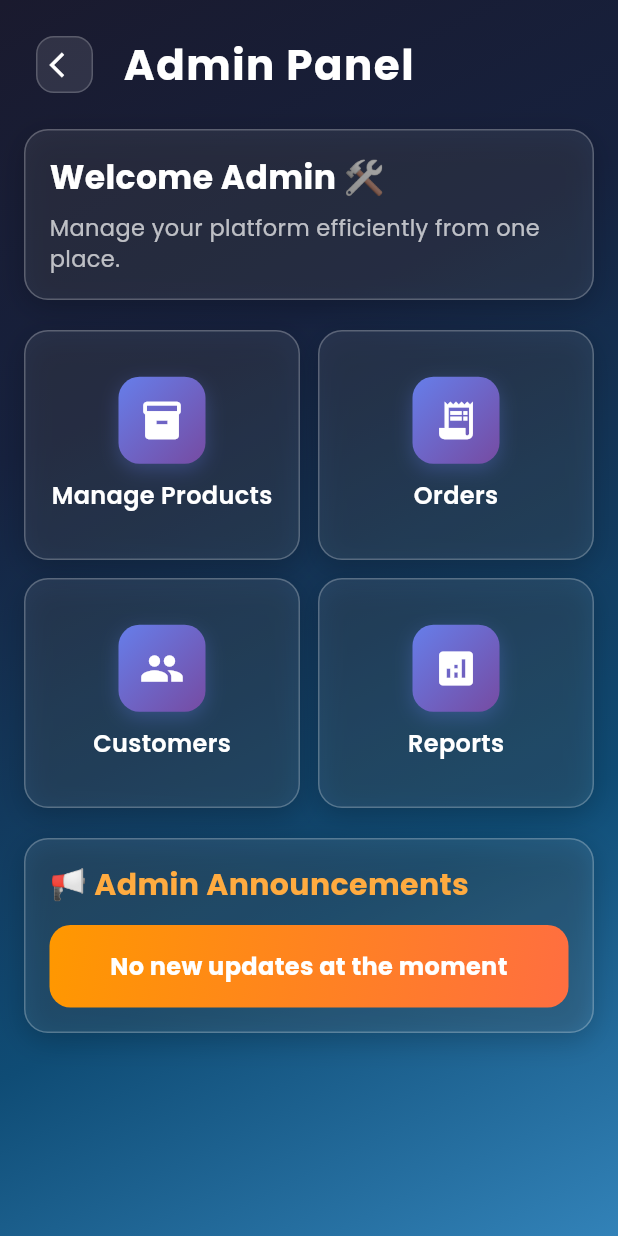
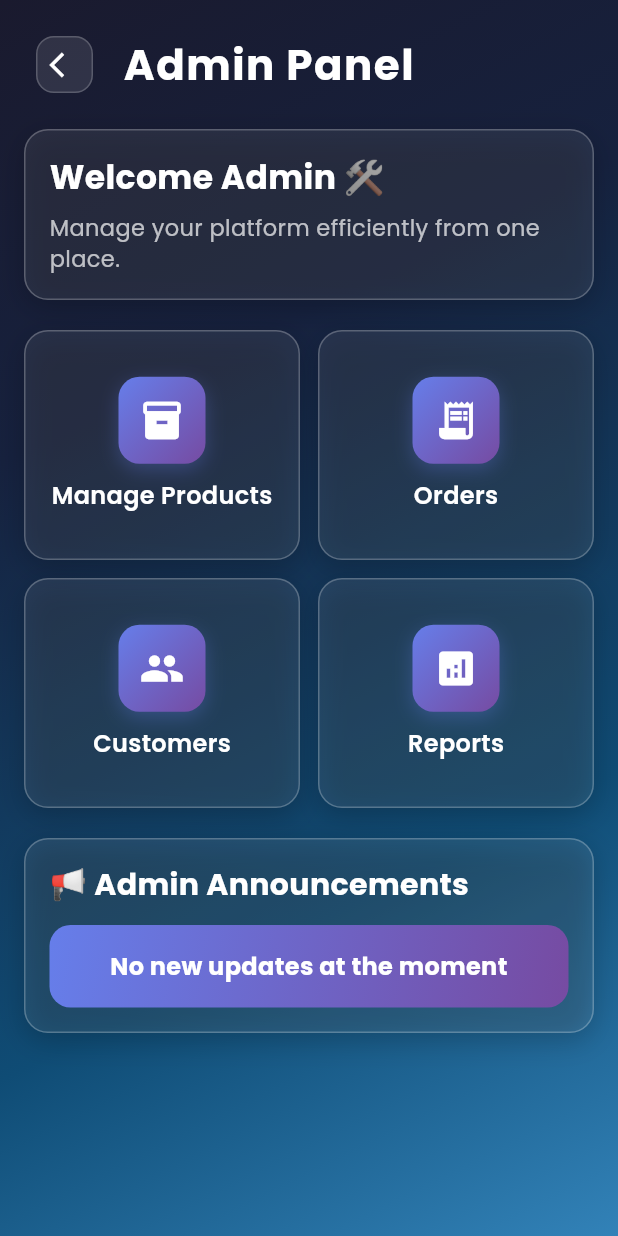
Before and after one commit to Taha1707/AspireEdge, a Flutter app: the AdminHomePage screen opened directly, on a phone screen of 412 x 824 dp. Run offline on Flutter 3.47's test engine with Material 3 defaults, Android fonts, the phone set to English and light mode, and no system bars; our stand-ins replace cloud_firestore, firebase_auth, firebase_core, flutter_staggered_animations, google_fonts; accounts and stored records are empty.

Commit message:
added admin homepage

```diff
--- a/lib/admin/admin_home.dart
+++ b/lib/admin/admin_home.dart
@@ -208,7 +208,7 @@ class _AdminHomePageState extends State<AdminHomePage> {
             style: GoogleFonts.poppins(
               fontSize: 20,
               fontWeight: FontWeight.bold,
-              color: Colors.orangeAccent,
+              color: Colors.white,
             ),
           ),
           const SizedBox(height: 12),
@@ -217,7 +217,7 @@ class _AdminHomePageState extends State<AdminHomePage> {
             padding: const EdgeInsets.all(16),
             decoration: BoxDecoration(
               gradient: const LinearGradient(
-                colors: [Colors.orange, Colors.deepOrangeAccent],
+                colors: [Color(0xFF667EEA), Color(0xFF764BA2)],
                 begin: Alignment.topLeft,
                 end: Alignment.bottomRight,
               ),
--- a/lib/pages/launching_page.dart
+++ b/lib/pages/launching_page.dart
@@ -1,4 +1,5 @@
 import 'package:flutter/material.dart';
+import '../services/auth&role_check_page.dart';
 import 'login_page.dart'; // <-- make sure this import path matches your project
 
 class SplashScreen extends StatefulWidget {
@@ -30,7 +31,7 @@ class _SplashScreenState extends State<SplashScreen>
     Future.delayed(const Duration(seconds: 3), () {
       Navigator.pushReplacement(
         context,
-        MaterialPageRoute(builder: (context) => const LoginPage()),
+        MaterialPageRoute(builder: (context) => const Auth_Role_Check()),
       );
     });
   }
```
